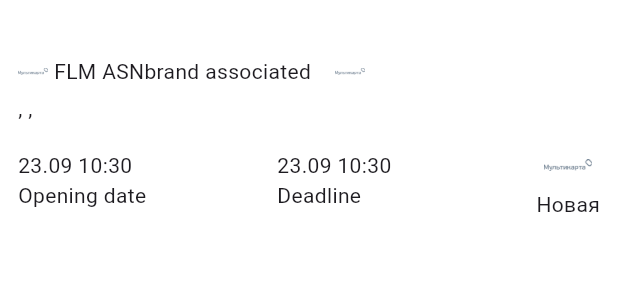
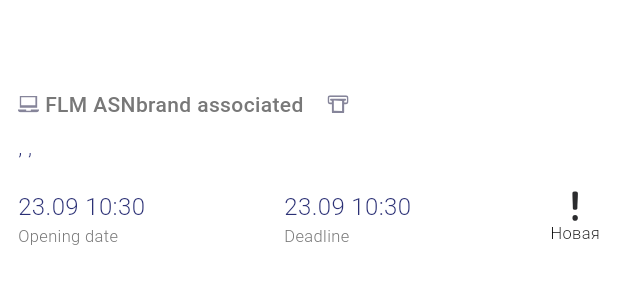
Before and after one commit to procion1302/mcc, a Flutter app: the TaskCell widget shown alone on an empty page, opened directly with empty values, on a phone screen of 412 x 824 dp. Shown: the top 300 px of the screen. Run offline on Flutter 3.47's test engine with Material 3 defaults, Android fonts, the phone set to English and light mode, and no system bars; our stand-ins replace flutter_svg.

Commit message:
Added design to main task screen

```diff
--- a/lib/list_item.dart
+++ b/lib/list_item.dart
@@ -22,20 +22,23 @@ class ProcessTypeConfig {
 }*/
 
 enum TaskStatus {
-  new_('OP', 'Новая'),
-  opened('Open', 'В работе'),
-  assigned('AS', 'Назначена'),
-  accepted('AC', 'Принята'),
-  start('DS', 'Начата'),
-  inProgress('WP', 'В процессе'),
-  closed('Closed', 'Закрыта'),
-  cancelled('Cancelled', 'Отменена'),
-  unknown('Unknown', 'Неизвестно');
+  new_('OP', 'Новая', 'new.svg'),
+  opened('Open', 'В работе', 'opened.svg'),
+  assigned('AS', 'Назначена', 'assigned.svg'),
+  accepted('AC', 'Принята', 'accepted.svg'),
+  start('DS', 'Начата', 'start.svg'),
+  inProgress('WP', 'В процессе', 'inprogress.svg'),
+  closed('Closed', 'Закрыта', 'close.svg'),
+  cancelled('Cancelled', 'Отменена', 'close.svg'),
+  unknown('Unknown', 'Неизвестно', 'close.svg');
 
   final String key;
   final String description;
+  final String image;
 
-  const TaskStatus(this.key, this.description);
+  String get imagePath => 'assets/images/status/$image';
+
+  const TaskStatus(this.key, this.description, this.image);
 
   static TaskStatus fromKey(String key) {
     return TaskStatus.values.firstWhere((status) => status.key == key);
@@ -61,7 +64,12 @@ enum ServiceType {
   const ServiceType(this.key, this.description);
 
   static ServiceType fromKey(String key) {
-    return ServiceType.values.firstWhere((type) => type.key == key);
+return ServiceType.values.firstWhere(
+    (type) => type.key == key,
+    orElse: () => ServiceType.unknown,
+  );
+
+    //return ServiceType.values.firstWhere((type) => type.key == key);
   }
 }
 
@@ -104,7 +112,11 @@ enum WorkType {
   const WorkType(this.key, this.description);
 
   static WorkType fromKey(String key) {
-    return WorkType.values.firstWhere((type) => type.key == key);
+     return WorkType.values.firstWhere(
+    (type) => type.key == key,
+    orElse: () => WorkType.unknown,
+  );
+    //return (WorkType.values.firstWhere((type) => type.key == key));
   }
 }
 
@@ -167,7 +179,7 @@ String get engineerShortName {
   });
 
   factory ListItem.fromJson(Map<String, dynamic> json) {
-    final taskId = json['TaskID'];
+    final taskId = json['TaskID']; //json['Number'];
     final deviceRegion = json['DeviceRegion'];
     final deviceCity = json['DeviceCity'];
     final deviceAddress = json['DeviceAddress'];
@@ -178,6 +190,10 @@ String get engineerShortName {
     final workType = WorkType.fromKey(json['WorkType'] ?? 'Unknown');
     final openTime = DateTime.parse(json['OpenTime']);
     final pft = DateTime.parse(json['PFT']);
+    /*
+    final pft = json['PFT'] == null
+    ? DateTime.now()
+    : DateTime.parse(json['PFT'] as String);*/
 
     return ListItem(
       taskId: taskId,
--- a/lib/task_cell.dart
+++ b/lib/task_cell.dart
@@ -1,6 +1,7 @@
 import 'package:flutter/material.dart';
 import 'list_item.dart';
 import 'package:intl/intl.dart';
+import 'package:flutter_svg/flutter_svg.dart';
 //import 'task_detail.dart';
 
 class TaskCell extends StatelessWidget {
@@ -11,40 +12,48 @@ class TaskCell extends StatelessWidget {
   @override
   Widget build(BuildContext context) {
     return Container(
+      decoration: BoxDecoration(
+        color: Colors.white,
+        borderRadius: BorderRadius.circular(10),
+      ),
       padding: const EdgeInsets.all(12),
       child: Column(
         crossAxisAlignment: CrossAxisAlignment.start,
         children: [
+          SizedBox(height: 6),
           Text(
             item.taskId,
-            style: const TextStyle(fontWeight: FontWeight.bold),
+            style: const TextStyle(
+    fontSize: 19,
+    fontWeight: FontWeight.w700,
+    color: Color.fromRGBO(34, 74, 163, 1),
+  ),
           ),
 
-          const SizedBox(height: 4),
+          const SizedBox(height: 14),
 
           Row(
             children: [
-              Image.asset(
-                'assets/images/sub_logo.png',
-                width: 20,
-                height: 20,
-              ),
+              SvgPicture.asset('assets/images/laptop-light.svg', width: 14, height: 14),
               const SizedBox(width: 4),
-              Text(item.subTitle),
+              Text(item.subTitle, style: const TextStyle(color: Color.fromRGBO(120, 120, 120, 1), fontSize: 14, fontWeight: FontWeight.w500)),
 
               const SizedBox(width: 16),
 
-              Image.asset('assets/images/sub_logo.png', width: 20, height: 20),
+              SvgPicture.asset('assets/images/atmid-light.svg', width: 14, height: 14),
               const SizedBox(width: 4),
-              Text(item.atmId),
+              Text(item.atmId, style: const TextStyle(color: Color.fromRGBO(120, 120, 150, 1), fontSize: 14, fontWeight: FontWeight.w500)),
             ],
           ),
 
-          const SizedBox(height: 4),
+          const SizedBox(height: 8),
 
-          Text(item.fullAddress),
+          Text(item.fullAddress, style: const TextStyle(
+            fontSize: 14,
+            fontWeight: FontWeight.w300,
+            color: Color.fromRGBO(43, 48, 117, 1))),
 
-          const SizedBox(height: 12),
+          const SizedBox(height: 18),
 
           _TaskCellFooter(item: item),
         ],
@@ -69,9 +78,15 @@ class _TaskCellFooter extends StatelessWidget {
           ),
         ),
         Expanded(
-          child: _ValueColumn(value: DateFormat('dd.MM HH:mm').format(item.pft.toLocal()), title: 'Deadline'),
+          child: _ValueColumn(
+            value: DateFormat('dd.MM HH:mm').format(item.pft.toLocal()),
+            title: 'Deadline',
+          ),
         ),
-        _ImageColumn(image: 'assets/images/sub_logo.png', title: item.status.description),
+        _ImageColumn(
+          image: item.status.imagePath,
+          title: item.status.description,
+        ),
       ],
     );
   }
@@ -87,7 +102,9 @@ class _ValueColumn extends StatelessWidget {
   Widget build(BuildContext context) {
     return Column(
       crossAxisAlignment: CrossAxisAlignment.start,
-      children: [Text(value), Text(title)],
+      children: [Text(value, style: const TextStyle(fontSize: 16, fontWeight: FontWeight.w300, color: Color.fromRGBO(43, 48, 117, 1))),
+      const SizedBox(height: 0),
+                Text(title, style: const TextStyle(fontSize: 11, fontWeight: FontWeight.w300, color: Color.fromRGBO(120, 120, 120, 1)))],
     );
   }
 }
@@ -101,7 +118,8 @@ class _ImageColumn extends StatelessWidget {
   @override
   Widget build(BuildContext context) {
     return Column(
-      children: [Image.asset(image, width: 32, height: 32), Text(title)],
+      children: [SvgPicture.asset(image, width: 20, height: 20),
+      Text(title, style: const TextStyle(fontSize: 11, fontWeight: FontWeight.w300, color: Color.fromRGBO(0, 0, 0, 1)))],
     );
   }
 }
--- a/pubspec.yaml
+++ b/pubspec.yaml
@@ -23,3 +23,4 @@ flutter:
   uses-material-design: true
   assets:
     - assets/images/
+    - assets/images/status/
```
Also changed, not shown: lib/api_service.dart (+30 -0 lines), lib/task_list.dart (+16 -10 lines), assets/images/atmid-light.svg (added), assets/images/laptop-light.svg (added), assets/images/main_logo.png (deleted), assets/images/status/accepted.svg (added), assets/images/status/assigned.svg (added), assets/images/status/close.svg (added), assets/images/status/inprogress.svg (added), assets/images/status/new.svg (added), assets/images/status/start.svg (added), assets/images/sub_logo.png (deleted).
